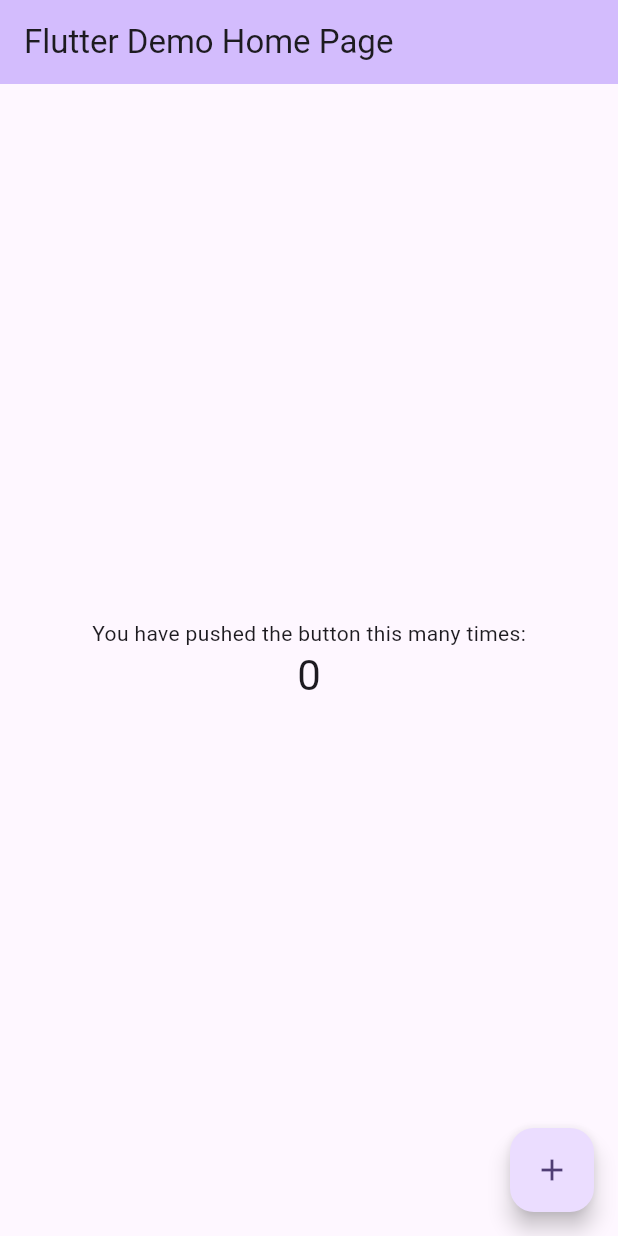
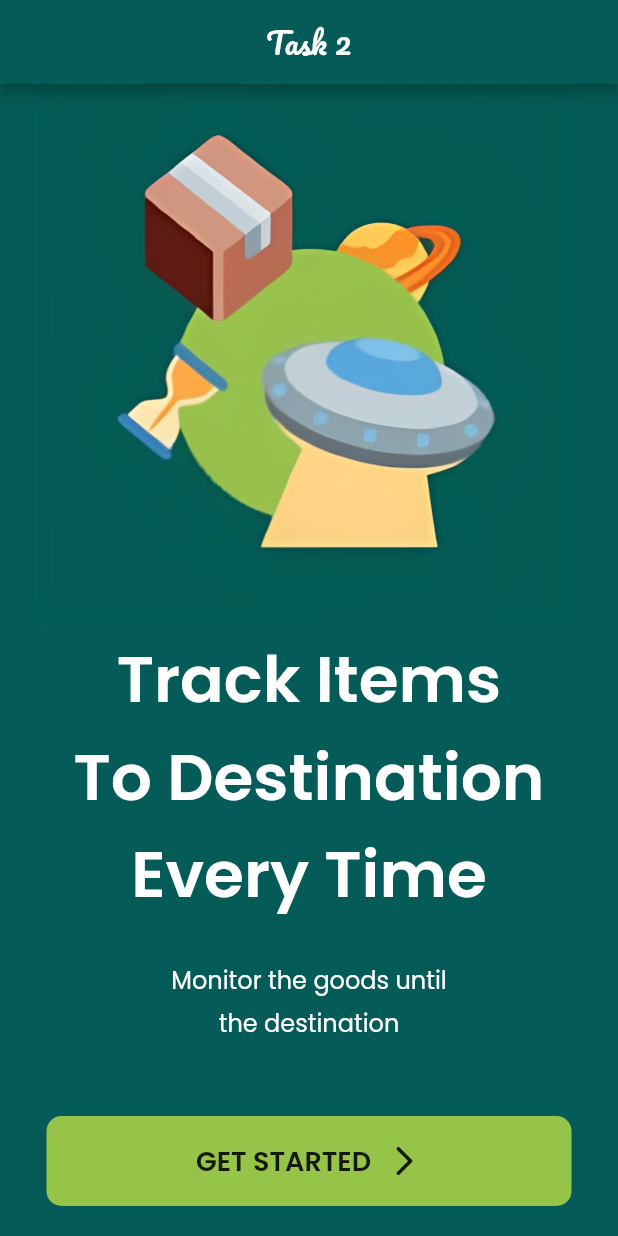
Before and after one commit to OmarAmeer96/iti-flutter-task2, a Flutter app: the screen it shows after launch, on a phone screen of 412 x 824 dp. Run offline on Flutter 3.47's test engine with Material 2 defaults, Android fonts, the phone set to English and light mode, and no system bars.

Commit message:
Final Commit

```diff
--- a/lib/main.dart
+++ b/lib/main.dart
@@ -1,125 +1,15 @@
 import 'package:flutter/material.dart';
+import 'package:iti_flutter_task2/screens/home_scree.dart';
 
 void main() {
-  runApp(const MyApp());
+  runApp(const Task2());
 }
 
-class MyApp extends StatelessWidget {
-  const MyApp({super.key});
-
-  // This widget is the root of your application.
-  @override
-  Widget build(BuildContext context) {
-    return MaterialApp(
-      title: 'Flutter Demo',
-      theme: ThemeData(
-        // This is the theme of your application.
-        //
-        // TRY THIS: Try running your application with "flutter run". You'll see
-        // the application has a blue toolbar. Then, without quitting the app,
-        // try changing the seedColor in the colorScheme below to Colors.green
-        // and then invoke "hot reload" (save your changes or press the "hot
-        // reload" button in a Flutter-supported IDE, or press "r" if you used
-        // the command line to start the app).
-        //
-        // Notice that the counter didn't reset back to zero; the application
-        // state is not lost during the reload. To reset the state, use hot
-        // restart instead.
-        //
-        // This works for code too, not just values: Most code changes can be
-        // tested with just a hot reload.
-        colorScheme: ColorScheme.fromSeed(seedColor: Colors.deepPurple),
-        useMaterial3: true,
-      ),
-      home: const MyHomePage(title: 'Flutter Demo Home Page'),
-    );
-  }
-}
-
-class MyHomePage extends StatefulWidget {
-  const MyHomePage({super.key, required this.title});
-
-  // This widget is the home page of your application. It is stateful, meaning
-  // that it has a State object (defined below) that contains fields that affect
-  // how it looks.
-
-  // This class is the configuration for the state. It holds the values (in this
-  // case the title) provided by the parent (in this case the App widget) and
-  // used by the build method of the State. Fields in a Widget subclass are
-  // always marked "final".
-
-  final String title;
-
-  @override
-  State<MyHomePage> createState() => _MyHomePageState();
-}
-
-class _MyHomePageState extends State<MyHomePage> {
-  int _counter = 0;
-
-  void _incrementCounter() {
-    setState(() {
-      // This call to setState tells the Flutter framework that something has
-      // changed in this State, which causes it to rerun the build method below
-      // so that the display can reflect the updated values. If we changed
-      // _counter without calling setState(), then the build method would not be
-      // called again, and so nothing would appear to happen.
-      _counter++;
-    });
-  }
+class Task2 extends StatelessWidget {
+  const Task2({super.key});
 
   @override
   Widget build(BuildContext context) {
-    // This method is rerun every time setState is called, for instance as done
-    // by the _incrementCounter method above.
-    //
-    // The Flutter framework has been optimized to make rerunning build methods
-    // fast, so that you can just rebuild anything that needs updating rather
-    // than having to individually change instances of widgets.
-    return Scaffold(
-      appBar: AppBar(
-        // TRY THIS: Try changing the color here to a specific color (to
-        // Colors.amber, perhaps?) and trigger a hot reload to see the AppBar
-        // change color while the other colors stay the same.
-        backgroundColor: Theme.of(context).colorScheme.inversePrimary,
-        // Here we take the value from the MyHomePage object that was created by
-        // the App.build method, and use it to set our appbar title.
-        title: Text(widget.title),
-      ),
-      body: Center(
-        // Center is a layout widget. It takes a single child and positions it
-        // in the middle of the parent.
-        child: Column(
-          // Column is also a layout widget. It takes a list of children and
-          // arranges them vertically. By default, it sizes itself to fit its
-          // children horizontally, and tries to be as tall as its parent.
-          //
-          // Column has various properties to control how it sizes itself and
-          // how it positions its children. Here we use mainAxisAlignment to
-          // center the children vertically; the main axis here is the vertical
-          // axis because Columns are vertical (the cross axis would be
-          // horizontal).
-          //
-          // TRY THIS: Invoke "debug painting" (choose the "Toggle Debug Paint"
-          // action in the IDE, or press "p" in the console), to see the
-          // wireframe for each widget.
-          mainAxisAlignment: MainAxisAlignment.center,
-          children: <Widget>[
-            const Text(
-              'You have pushed the button this many times:',
-            ),
-            Text(
-              '$_counter',
-              style: Theme.of(context).textTheme.headlineMedium,
-            ),
-          ],
-        ),
-      ),
-      floatingActionButton: FloatingActionButton(
-        onPressed: _incrementCounter,
-        tooltip: 'Increment',
-        child: const Icon(Icons.add),
-      ), // This trailing comma makes auto-formatting nicer for build methods.
-    );
+    return const HomeScreen();
   }
 }
--- /dev/null
+++ b/lib/screens/home_scree.dart
@@ -0,0 +1,89 @@
+import 'package:flutter/material.dart';
+import 'package:iti_flutter_task2/widgets/custom_text.dart';
+
+class HomeScreen extends StatelessWidget {
+  const HomeScreen({super.key});
+
+  @override
+  Widget build(BuildContext context) {
+    return MaterialApp(
+      debugShowCheckedModeBanner: false,
+      home: Scaffold(
+        backgroundColor: const Color(0xff045b57),
+        appBar: AppBar(
+          centerTitle: true,
+          backgroundColor: const Color(0xff045b57),
+          title: const Text(
+            'Task 2',
+            style: TextStyle(
+              fontFamily: "Pacifico-Regular",
+            ),
+          ),
+        ),
+        body: Column(
+          children: [
+            Center(
+              child: SizedBox(
+                width: 365,
+                height: 365,
+                child: Image.asset(
+                    "assets/images/Screenshot 2023-07-27 213117 (1).png"),
+              ),
+            ),
+            const CustomText(
+                text: "Track Items", fontSize: 43, font: "Poppins-SemiBold"),
+            const CustomText(
+                text: "To Destination", fontSize: 43, font: "Poppins-SemiBold"),
+            const CustomText(
+                text: "Every Time", fontSize: 43, font: "Poppins-SemiBold"),
+            const SizedBox(
+              height: 25,
+            ),
+            const CustomText(
+                text: "Monitor the goods until",
+                fontSize: 16,
+                font: "Poppins-Regular"),
+            const SizedBox(
+              height: 5,
+            ),
+            const CustomText(
+                text: "the destination", fontSize: 16, font: "Poppins-Regular"),
+            const SizedBox(
+              height: 50,
+            ),
+            Container(
+              width: 350,
+              height: 60,
+              decoration: const BoxDecoration(
+                color: Color(0xff96c448),
+                borderRadius: BorderRadius.all(
+                  Radius.circular(10),
+                ),
+              ),
+              child: const Row(
+                mainAxisAlignment: MainAxisAlignment.center,
+                children: [
+                  Center(
+                    child: Text(
+                      "GET STARTED",
+                      style: TextStyle(
+                        fontFamily: "Poppins-SemiBold",
+                        fontSize: 18,
+                      ),
+                    ),
+                  ),
+                  SizedBox(
+                    width: 10,
+                  ),
+                  Icon(
+                    Icons.arrow_forward_ios_rounded,
+                  )
+                ],
+              ),
+            )
+          ],
+        ),
+      ),
+    );
+  }
+}
--- /dev/null
+++ b/lib/widgets/custom_text.dart
@@ -0,0 +1,25 @@
+import 'package:flutter/material.dart';
+
+class CustomText extends StatelessWidget {
+  const CustomText(
+      {super.key,
+      required this.text,
+      required this.fontSize,
+      required this.font});
+
+  final String text;
+  final double fontSize;
+  final String font;
+
+  @override
+  Widget build(BuildContext context) {
+    return Text(
+      text,
+      style: TextStyle(
+        fontFamily: font,
+        color: Colors.white,
+        fontSize: fontSize,
+      ),
+    );
+  }
+}
```
Also changed, not shown: pubspec.yaml (+12 -14 lines), assets/fonts/Pacifico-Regular.ttf (added), assets/fonts/Poppins-Regular.ttf (added), assets/fonts/Poppins-SemiBold.ttf (added), assets/images/Screenshot 2023-07-27 213117 (1).png (added), 1 other file.
